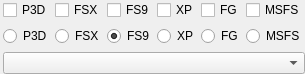
Before: the Qt Designer form src/blackgui/components/simulatorselector.ui in swift-project/pilotclient, drawn with Qt 5.
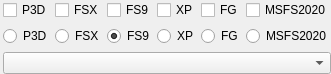
After: the same form once the commit is applied.

```diff
--- a/src/blackgui/components/simulatorselector.ui
+++ b/src/blackgui/components/simulatorselector.ui
@@ -91,7 +91,7 @@
       <item>
        <widget class="QCheckBox" name="cb_MSFS">
         <property name="text">
-         <string>MSFS</string>
+         <string>MSFS2020</string>
         </property>
        </widget>
       </item>
@@ -169,7 +169,7 @@
       <item>
        <widget class="QRadioButton" name="rb_MSFS">
         <property name="text">
-         <string>MSFS</string>
+         <string>MSFS2020</string>
         </property>
        </widget>
       </item>
```
